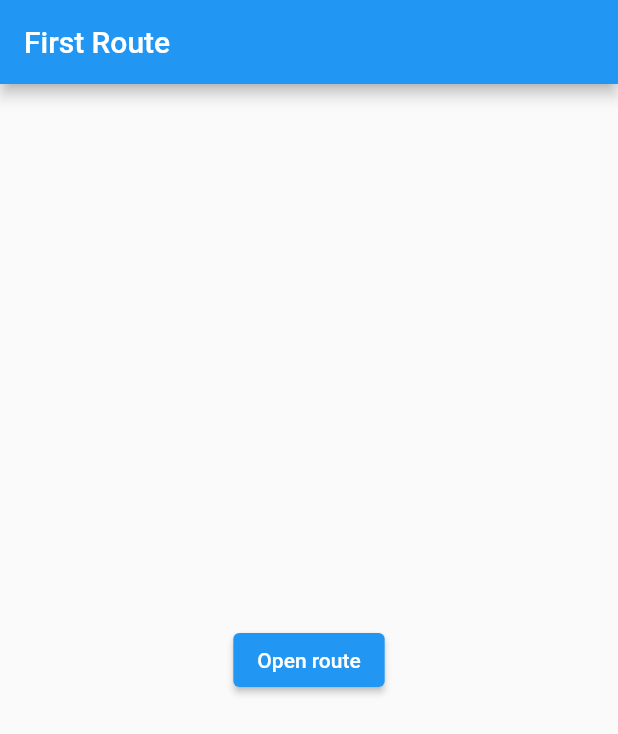
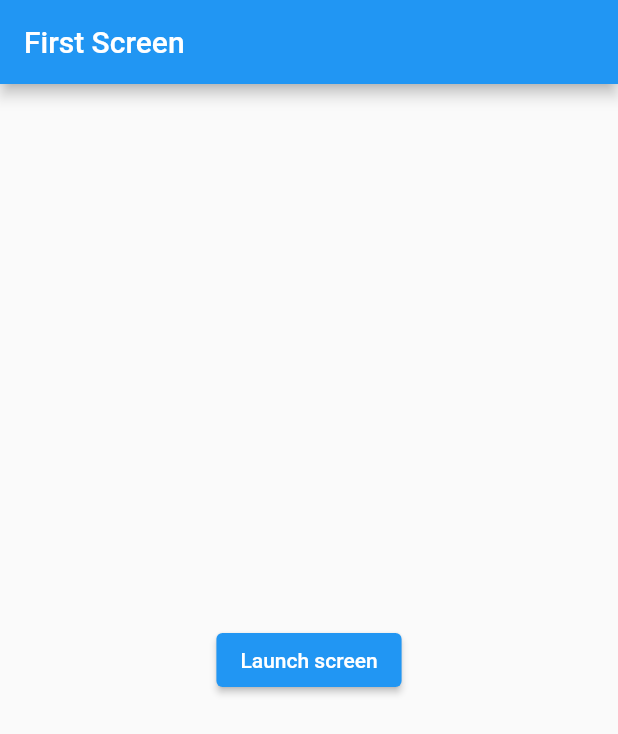
Before and after one commit to WildanFp/flutter_navigation_app, a Flutter app: the screen it shows after launch, on a phone screen of 412 x 824 dp. Shown: the top 734 px of the screen. Run offline on Flutter 3.47's test engine with Material 2 defaults, Android fonts, the phone set to English and light mode, and no system bars.

Commit message:
create two screens

```diff
--- a/lib/main.dart
+++ b/lib/main.dart
@@ -15,29 +15,26 @@ class MyApp extends StatelessWidget {
       theme: ThemeData(
         primarySwatch: Colors.blue,
       ),
-      home: const FirstRoute(),
+      home: const FirstScreen(),
     );
   }
 }
 
-class FirstRoute extends StatelessWidget {
-  const FirstRoute({Key? key}) : super(key: key);
+class FirstScreen extends StatelessWidget {
+  const FirstScreen({Key? key}) : super(key: key);
 
   @override
   Widget build(BuildContext context) {
     return Scaffold(
       appBar: AppBar(
-        title: const Text('First Route'),
+        title: const Text('First Screen'),
       ),
       body: Center(
         child: ElevatedButton(
-          child: const Text('Open route'),
           onPressed: () {
-            Navigator.push(
-    context,
-    MaterialPageRoute(builder: (context) => const SecondScreen()),
-  );
-}
+            // Navigate to the second screen when tapped.
+          },
+          child: const Text('Launch screen'),
         ),
       ),
     );
```
